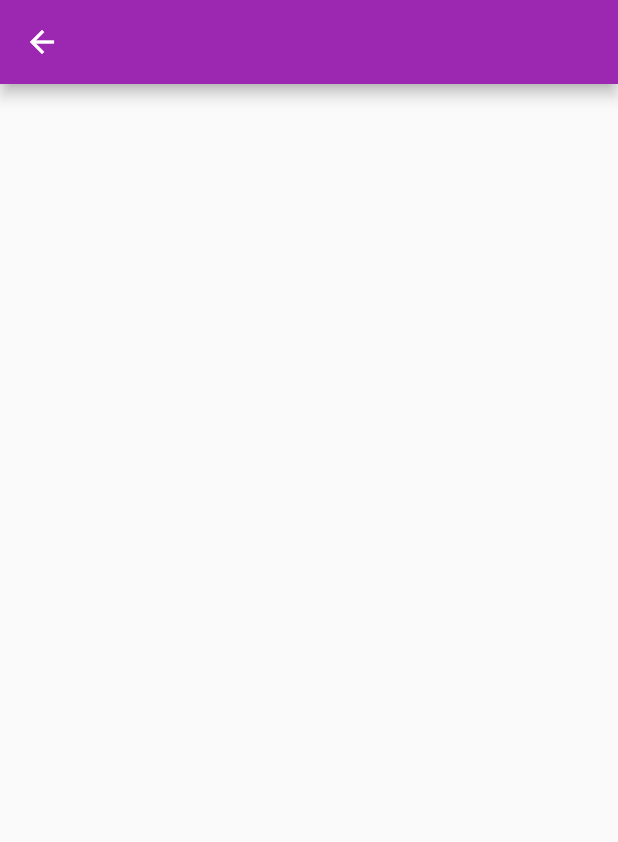
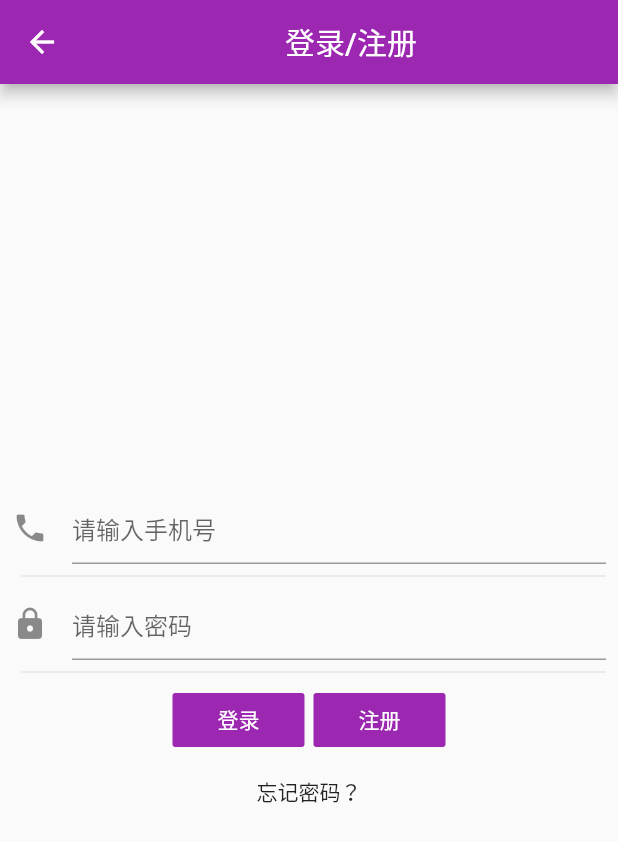
Before and after one commit to hanyunmuyu/flutter_tuan, a Flutter app: the screen it shows after launch, swiped to page 4, on a phone screen of 412 x 824 dp. Shown: the top 842 px of the screen. Run offline on Flutter 3.47's test engine with Material 2 defaults, Android fonts, the phone set to English and light mode, and no system bars; our stand-ins replace dio, flutter_redux, redux, shared_preferences; missing offline and left inert: flutter_cupertino_date_picker; network calls fail.

Commit message:
增加登录页面

```diff
--- a/lib/page/LoginPage.dart
+++ b/lib/page/LoginPage.dart
@@ -8,10 +8,111 @@ class LoginPage extends StatefulWidget {
 }
 
 class _LoginPageState extends State<LoginPage> {
+  TextEditingController _phoneController = new TextEditingController();
+  TextEditingController _passwordController = new TextEditingController();
+
+  void _login() async {
+    if (_phoneController.text.length < 1) {
+      showDialog(
+        context: context,
+        builder: (context) => AlertDialog(
+              title: new Text('手机号不可以为空'),
+            ),
+      );
+      return;
+    }
+    if (_passwordController.text.length < 1) {
+      showDialog(
+        context: context,
+        builder: (context) => AlertDialog(
+              title: new Text('密码不可以为空'),
+            ),
+      );
+    }
+  }
+
   @override
   Widget build(BuildContext context) {
     return new Scaffold(
-      appBar: new AppBar(),
+      appBar: new AppBar(
+        title: new Center(
+          child: new Text('登录/注册'),
+        ),
+      ),
+      body: new Center(
+        child: new Container(
+          margin: const EdgeInsets.symmetric(
+            horizontal: 8.0,
+            vertical: .0,
+          ),
+          child: new Center(
+            child: new Column(
+              crossAxisAlignment: CrossAxisAlignment.center,
+              mainAxisSize: MainAxisSize.min,
+              children: <Widget>[
+                new TextField(
+                  decoration: new InputDecoration(
+                    hintText: '请输入手机号',
+                    icon: new Icon(
+                      Icons.phone,
+                    ),
+                  ),
+                  keyboardType: TextInputType.phone,
+                  controller: _phoneController,
+                ),
+                new Divider(
+                  indent: 6,
+                ),
+                new TextField(
+                  decoration: new InputDecoration(
+                    hintText: '请输入密码',
+                    icon: new Icon(
+                      Icons.lock,
+                    ),
+                  ),
+                  obscureText: true,
+                  controller: _passwordController,
+                ),
+                new Divider(
+                  indent: 6,
+                ),
+                new Row(
+                  mainAxisSize: MainAxisSize.min,
+                  children: <Widget>[
+                    new FlatButton(
+                      color: Theme.of(context).primaryColor,
+                      textColor: Colors.white,
+                      onPressed: () {
+                        _login();
+                      },
+                      child: new Text(
+                        '登录',
+                      ),
+                    ),
+                    new Divider(
+                      indent: 6,
+                    ),
+                    new FlatButton(
+                      color: Theme.of(context).primaryColor,
+                      textColor: Colors.white,
+                      onPressed: () {},
+                      child: new Text(
+                        '注册',
+                      ),
+                    ),
+                  ],
+                ),
+                new FlatButton(
+                  onPressed: () {},
+                  child: new Text(
+                    '忘记密码？',
+                  ),
+                ),
+              ],
+            ),
+          ),
+        ),
+      ),
     );
   }
 }
--- a/lib/page/UserPage.dart
+++ b/lib/page/UserPage.dart
@@ -71,9 +71,11 @@ class _UserPageState extends State<UserPage> {
                 overflow: TextOverflow.ellipsis,
               ),
               onTap: () {
-                Navigator.of(context).push(MaterialPageRoute(builder: (_) {
+                Navigator.push(context, MaterialPageRoute(builder: (_) {
                   return new UserInfo();
-                }));
+                })).then((v) {
+                  print(v);
+                });
               },
               trailing: new Icon(Icons.keyboard_arrow_right),
             ),
```
Also changed, not shown: lib/page/UserInfo.dart (+7 -2 lines).
